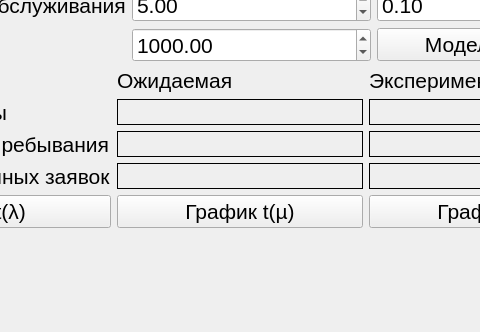
LoaDeadd81/BMSTU-PE, file lab_01/ui/mainwindow.ui: the form before one commit; both pictures show x 176 to 656 and y 92 to 424 of the 800 by 424 pixel window.
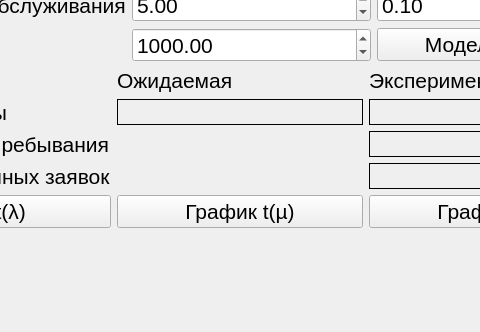
The form after the commit.

```diff
--- a/lab_01/ui/mainwindow.ui
+++ b/lab_01/ui/mainwindow.ui
@@ -231,21 +231,6 @@
         </property>
        </widget>
       </item>
-      <item row="3" column="1">
-       <widget class="QLabel" name="rExpL">
-        <property name="font">
-         <font>
-          <pointsize>16</pointsize>
-         </font>
-        </property>
-        <property name="frameShape">
-         <enum>QFrame::Box</enum>
-        </property>
-        <property name="text">
-         <string/>
-        </property>
-       </widget>
-      </item>
       <item row="0" column="1">
        <widget class="QLabel" name="label_5">
         <property name="font">
@@ -348,21 +333,6 @@
         </property>
        </widget>
       </item>
-      <item row="2" column="1">
-       <widget class="QLabel" name="avgTExpL">
-        <property name="font">
-         <font>
-          <pointsize>16</pointsize>
-         </font>
-        </property>
-        <property name="frameShape">
-         <enum>QFrame::Box</enum>
-        </property>
-        <property name="text">
-         <string/>
-        </property>
-       </widget>
-      </item>
       <item row="3" column="2">
        <widget class="QLabel" name="rFactL">
         <property name="font">
```
